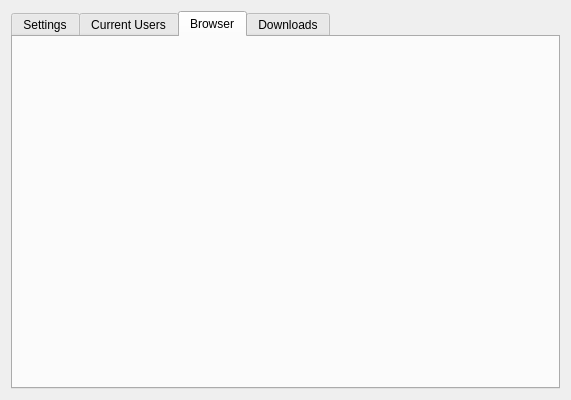
Before: the Qt Designer form 21Lane/dialog.ui in himanshub16/21Lane, drawn with Qt 5.
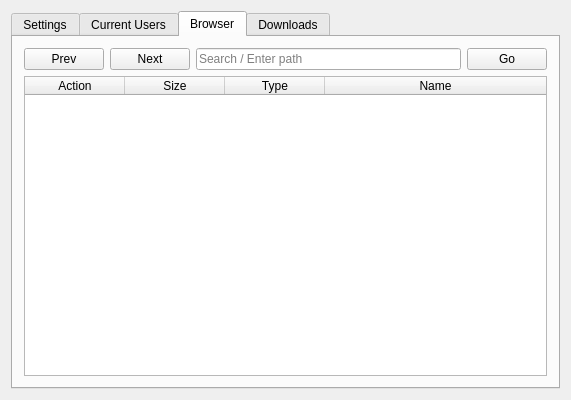
After: the same form once the commit is applied. The open tabs and pages were chosen to show the change.

Commit message: designed browser tab ui

What changed in the file:
```diff
--- a/21Lane/dialog.ui
+++ b/21Lane/dialog.ui
@@ -278,6 +278,71 @@
       <attribute name="title">
        <string>Browser</string>
       </attribute>
+      <layout class="QHBoxLayout" name="horizontalLayout_6">
+       <item>
+        <layout class="QVBoxLayout" name="verticalLayout_3">
+         <item>
+          <layout class="QHBoxLayout" name="horizontalLayout">
+           <item>
+            <widget class="QPushButton" name="browserPrevBtn">
+             <property name="text">
+              <string>Prev</string>
+             </property>
+            </widget>
+           </item>
+           <item>
+            <widget class="QPushButton" name="browserNextBtn">
+             <property name="text">
+              <string>Next</string>
+             </property>
+            </widget>
+           </item>
+           <item>
+            <widget class="QLineEdit" name="browserInput">
+             <property name="placeholderText">
+              <string>Search / Enter path</string>
+             </property>
+            </widget>
+           </item>
+           <item>
+            <widget class="QPushButton" name="browserGoBtn">
+             <property name="text">
+              <string>Go</string>
+             </property>
+            </widget>
+           </item>
+          </layout>
+         </item>
+         <item>
+          <widget class="QTableWidget" name="tableWidget">
+           <attribute name="horizontalHeaderStretchLastSection">
+            <bool>true</bool>
+           </attribute>
+           <column>
+            <property name="text">
+             <string>Action</string>
+            </property>
+           </column>
+           <column>
+            <property name="text">
+             <string>Size</string>
+            </property>
+           </column>
+           <column>
+            <property name="text">
+             <string>Type</string>
+            </property>
+           </column>
+           <column>
+            <property name="text">
+             <string>Name</string>
+            </property>
+           </column>
+          </widget>
+         </item>
+        </layout>
+       </item>
+      </layout>
      </widget>
      <widget class="QWidget" name="downlaodsTab">
       <attribute name="title">
```
Left out of the diff: 2 changed lines with no effect on the pictures.
